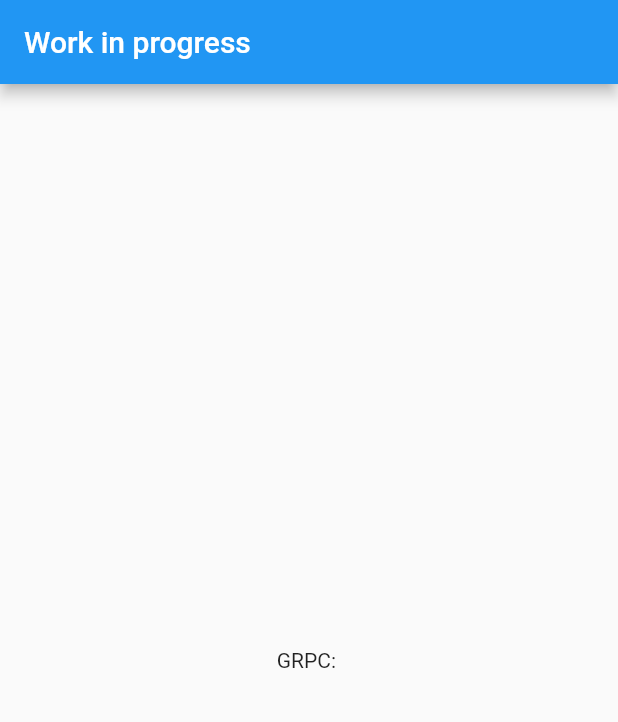
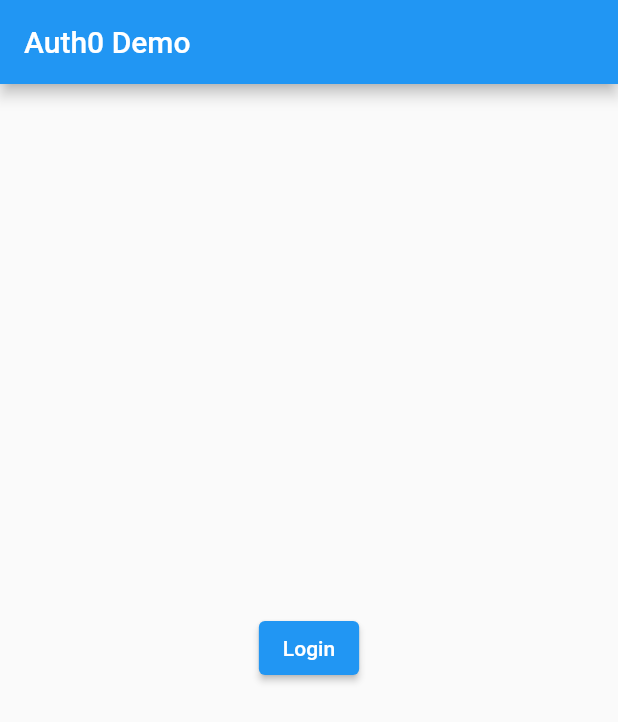
Before and after one commit to Dispersia/training-journal, a Flutter app: the screen it shows after launch, on a phone screen of 412 x 824 dp. Shown: the top 722 px of the screen. Run offline on Flutter 3.47's test engine with Material 2 defaults, Android fonts, the phone set to English and light mode, and no system bars; our stand-ins replace flutter_secure_storage; missing offline and left inert: flutter_appauth, grpc, protobuf.

Commit message:
Add basics of auth, it works

```diff
--- /dev/null
+++ b/app/training_journal/lib/login.dart
@@ -0,0 +1,221 @@
+import 'package:flutter/material.dart';
+
+import 'dart:convert';
+import 'package:http/http.dart' as http;
+import 'package:flutter_appauth/flutter_appauth.dart';
+import 'package:flutter_secure_storage/flutter_secure_storage.dart';
+
+final FlutterAppAuth appAuth = FlutterAppAuth();
+final FlutterSecureStorage secureStorage = const FlutterSecureStorage();
+
+const AUTH0_DOMAIN = 'training-journal.auth0.com';
+const AUTH0_CLIENTID = 'oCjTMMDJP6w8ivjizi5i84Pcw5DRlnfo';
+
+const AUTH0_REDIRECT_URI = 'io.training-journal://login-callback';
+const AUTH0_ISSUER = 'https://$AUTH0_DOMAIN';
+
+class Profile extends StatelessWidget {
+  final logoutAction;
+  final String name;
+  final String picture;
+
+  Profile(this.logoutAction, this.name, this.picture);
+
+  @override
+  Widget build(BuildContext context) {
+    return Column(
+      mainAxisAlignment: MainAxisAlignment.center,
+      children: [
+        Container(
+          width: 150,
+          height: 150,
+          decoration: BoxDecoration(
+            border: Border.all(
+              color: Colors.blue,
+              width: 4.0,
+            ),
+            shape: BoxShape.circle,
+            image: DecorationImage(
+              fit: BoxFit.fill,
+              image: NetworkImage(picture ?? ''),
+            ),
+          ),
+        ),
+        SizedBox(height: 24.0),
+        Text('Name: $name'),
+        SizedBox(height: 48.0),
+        ElevatedButton(
+          onPressed: () {
+            logoutAction();
+          },
+          child: Text('Logout'),
+        ),
+      ],
+    );
+  }
+}
+
+class Login extends StatelessWidget {
+  final loginAction;
+  final String loginError;
+
+  const Login(this.loginAction, this.loginError);
+
+  @override
+  Widget build(BuildContext context) {
+    return Column(
+      mainAxisAlignment: MainAxisAlignment.center,
+      children: [
+        ElevatedButton(
+          onPressed: () {
+            loginAction();
+          },
+          child: Text('Login'),
+        ),
+        Text(loginError ?? ''),
+      ],
+    );
+  }
+}
+
+class LoginHome extends StatefulWidget {
+  @override
+  State<StatefulWidget> createState() => _LoginHomeState();
+}
+
+class _LoginHomeState extends State<LoginHome> {
+  bool isBusy = false;
+  bool isLoggedIn = false;
+  String errorMessage;
+  String name;
+  String picture;
+
+  @override
+  Widget build(BuildContext context) {
+    return MaterialApp(
+      title: 'Auth0 Demo',
+      home: Scaffold(
+        appBar: AppBar(
+          title: const Text('Auth0 Demo'),
+        ),
+        body: Center(
+          child: isBusy
+              ? CircularProgressIndicator()
+              : isLoggedIn
+                  ? Profile(logoutAction, name, picture)
+                  : Login(loginAction, errorMessage),
+        ),
+      ),
+    );
+  }
+
+  Map<String, dynamic> parseIdToken(String idToken) {
+    final parts = idToken.split(r'.');
+    assert(parts.length == 3);
+
+    return jsonDecode(
+        utf8.decode(base64Url.decode(base64Url.normalize(parts[1]))));
+  }
+
+  Future<Map> getUserDetails(String accessToken) async {
+    final url = 'https://$AUTH0_DOMAIN/userinfo';
+    final response = await http.get(
+      url,
+      headers: {'Authorization': 'Bearer $accessToken'},
+    );
+
+    if (response.statusCode == 200) {
+      return jsonDecode(response.body);
+    } else {
+      throw Exception('Failed to get user details');
+    }
+  }
+
+  Future<void> loginAction() async {
+    setState(() {
+      isBusy = true;
+      errorMessage = '';
+    });
+
+    try {
+      final AuthorizationTokenResponse result =
+          await appAuth.authorizeAndExchangeCode(
+        AuthorizationTokenRequest(
+          AUTH0_CLIENTID,
+          AUTH0_REDIRECT_URI,
+          issuer: 'https://$AUTH0_DOMAIN',
+          scopes: ['openid', 'profile', 'offline_access'],
+          promptValues: ['login'],
+        ),
+      );
+
+      final idToken = parseIdToken(result.idToken);
+      final profile = await getUserDetails(result.accessToken);
+
+      await secureStorage.write(
+          key: 'refresh_token', value: result.refreshToken);
+
+      setState(() {
+        isBusy = false;
+        isLoggedIn = true;
+        name = idToken['name'];
+        picture = profile['picture'];
+      });
+    } catch (e, s) {
+      print('login error: $e - stack: $s');
+
+      setState(() {
+        isBusy = false;
+        isLoggedIn = false;
+        errorMessage = e.toString();
+      });
+    }
+  }
+
+  void logoutAction() async {
+    await secureStorage.delete(key: 'refresh_token');
+    setState(() {
+      isLoggedIn = false;
+      isBusy = false;
+    });
+  }
+
+  @override
+  void initState() {
+    initAction();
+    super.initState();
+  }
+
+  void initAction() async {
+    final storedRefreshToken = await secureStorage.read(key: 'refresh_token');
+    if (storedRefreshToken == null) return;
+
+    setState(() {
+      isBusy = true;
+    });
+
+    try {
+      final response = await appAuth.token(TokenRequest(
+        AUTH0_CLIENTID,
+        AUTH0_REDIRECT_URI,
+        issuer: AUTH0_ISSUER,
+        refreshToken: storedRefreshToken,
+      ));
+
+      final idToken = parseIdToken(response.idToken);
+      final profile = await getUserDetails(response.accessToken);
+
+      secureStorage.write(key: 'refresh_token', value: response.refreshToken);
+
+      setState(() {
+        isBusy = false;
+        isLoggedIn = true;
+        name = idToken['name'];
+        picture = profile['picture'];
+      });
+    } catch (e, s) {
+      print('error on refresh token: $e - stack: $s');
+      logoutAction();
+    }
+  }
+}
--- a/app/training_journal/lib/main.dart
+++ b/app/training_journal/lib/main.dart
@@ -1,43 +1,6 @@
 import 'package:flutter/material.dart';
 import 'package:blocs/blocs.dart';
 import 'package:repositories/repositories.dart';
+import 'package:training_journal/login.dart';
 
-void main() => runApp(MyApp());
-
-class MyApp extends StatefulWidget {
-  @override
-  State<StatefulWidget> createState() => _MyAppState();
-}
-
-class _MyAppState extends State<MyApp> {
-  final Client _client = Client();
-
-  @override
-  Widget build(BuildContext context) {
-    return MaterialApp(
-      title: 'Flutter Demo',
-      theme: ThemeData(
-        primarySwatch: Colors.blue,
-      ),
-      home: Scaffold(
-        appBar: AppBar(
-          title: const Text(
-            'Work in progress',
-          ),
-        ),
-        body: Center(
-          child: FutureBuilder<String>(
-            future: _client.sendMessage('World'),
-            builder: (context, snapshot) {
-              if (!snapshot.hasData) {
-                return CircularProgressIndicator();
-              }
-
-              return Text('GRPC: ${snapshot.data}');
-            },
-          ),
-        ),
-      ),
-    );
-  }
-}
+void main() => runApp(LoginHome());
--- a/app/training_journal/pubspec.yaml
+++ b/app/training_journal/pubspec.yaml
@@ -12,6 +12,8 @@ dependencies:
   flutter:
     sdk: flutter
   cupertino_icons: ^1.0.2
+  flutter_appauth: ^0.9.1
+  flutter_secure_storage: ^3.3.3
 
 dev_dependencies:
   flutter_test:
```
Also changed, not shown: app/training_journal/pubspec.lock, 7 other files.
